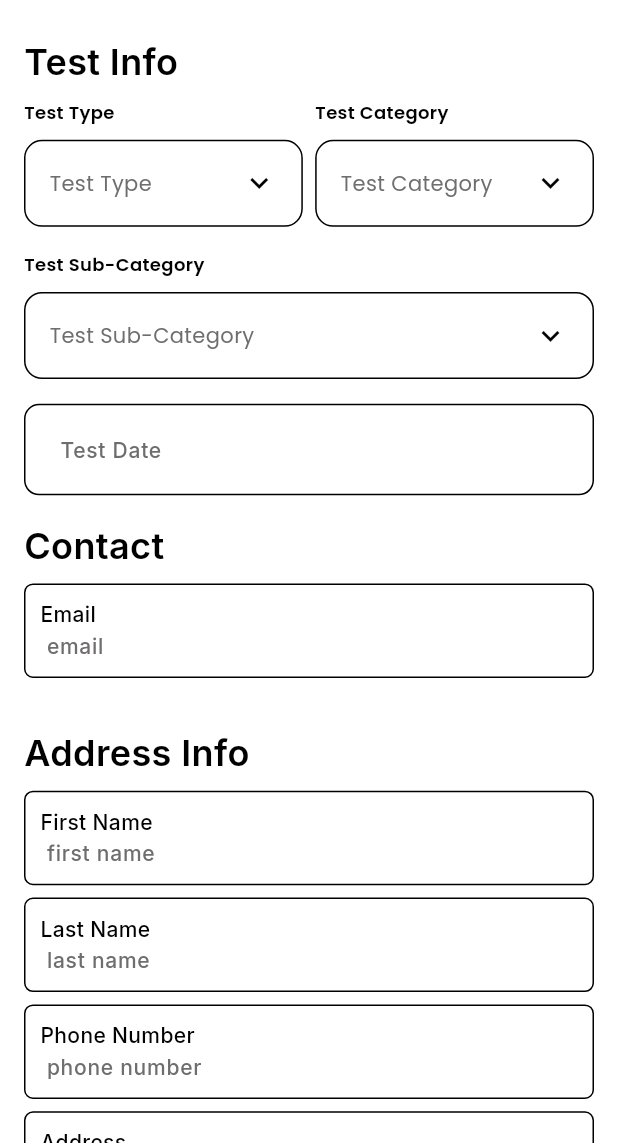
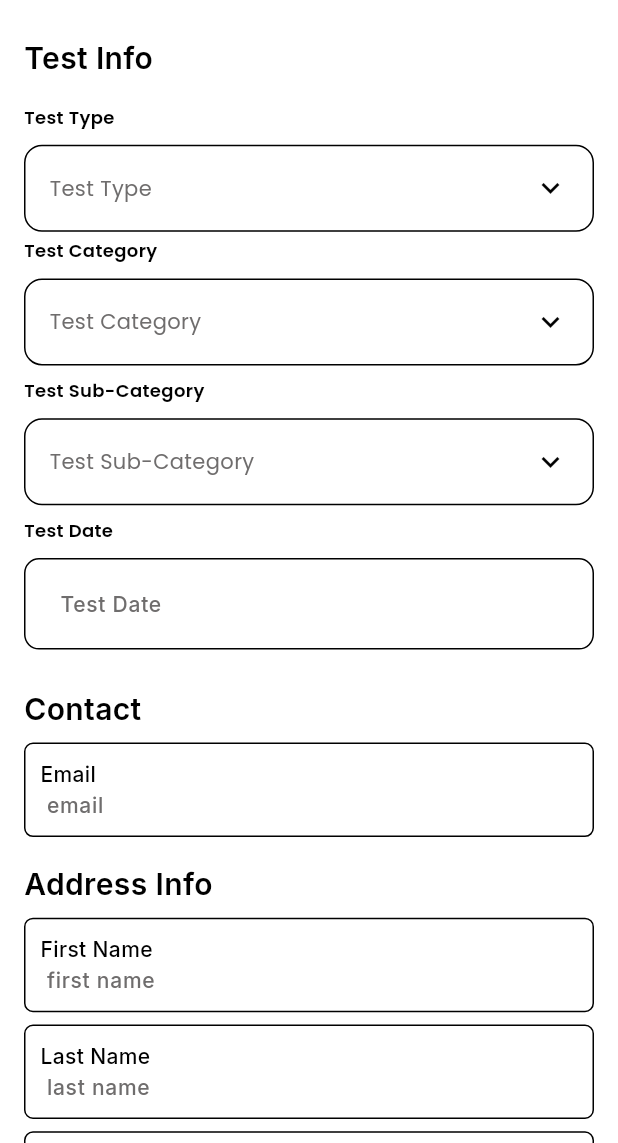
Before and after one commit to Rehman-Amjad/health_elv, a Flutter app: the OrderNewTestView screen opened by its route, on a phone screen of 412 x 824 dp, the part 93-1236 px from its top. Run offline on Flutter 3.47's test engine with Material 3 defaults, Android fonts, the phone set to English and light mode, and no system bars; drawn by our look-alikes of animated_custom_dropdown; our stand-ins replace cached_network_image, cloud_firestore, firebase_auth, firebase_core, fl_chart, flutter_datetime_picker_bdaya and 10 more; missing offline and left inert: dart:ffi, gif_view, gradient_slider; accounts and stored records are empty.

Commit message:
Order Blood test is Implemented from App Side

```diff
--- a/lib/core/models/order_blood_test.dart
+++ b/lib/core/models/order_blood_test.dart
@@ -5,6 +5,7 @@ class OrderBloodTest {
   final String? testType;
   final String? testCategory;
   final String? testSubCategory;
+  final String? testDate;
   Map<String, dynamic>? shippingAddress;
 
   OrderBloodTest({
@@ -14,6 +15,7 @@ class OrderBloodTest {
     this.testType,
     this.testCategory,
     this.testSubCategory,
+    this.testDate,
     this.shippingAddress,
   });
 
@@ -26,6 +28,7 @@ class OrderBloodTest {
       testType: json['testType'] as String?,
       testCategory: json['testCategory'] as String?,
       testSubCategory: json['testSubCategory'] as String?,
+      testDate: json['testDate'] as String?,
       shippingAddress: json['shippingAddress'] as Map<String, dynamic>?,
     );
   }
@@ -39,6 +42,7 @@ class OrderBloodTest {
       'testType': testType,
       'testCategory': testCategory,
       'testSubCategory': testSubCategory,
+      'testDate': testDate,
       'shippingAddress': shippingAddress,
     };
   }
--- a/lib/screens/order_new_test/order_new_test_controller.dart
+++ b/lib/screens/order_new_test/order_new_test_controller.dart
@@ -6,7 +6,7 @@ import 'package:health_elev8_app/path_file.dart';
 class OrderNewTestController extends BaseController {
   var formKey = GlobalKey<FormState>();
 
-  RxBool isLoading=false.obs;
+  RxBool isLoading = false.obs;
 
   final firebaseAuth = FirebaseAuth.instance;
   final firestoreService = FireStoreService();
@@ -32,6 +32,8 @@ class OrderNewTestController extends BaseController {
   final phoneNumberTEC = TextEditingController();
   final addressTEC = TextEditingController();
 
+  Map<String, dynamic> shippingAddress = {};
+
   @override
   void onInit() {
     emailTEC = TextEditingController(text: firebaseAuth.currentUser?.email);
@@ -41,9 +43,9 @@ class OrderNewTestController extends BaseController {
 
   /// All Drop downs
   getTestsTypeDropDown() async {
-    isLoading=true.obs;
+    isLoading = true.obs;
     testTypeList = await firestoreService.getTestTypes();
-    isLoading=false.obs;
+    isLoading = false.obs;
     update();
   }
 
@@ -67,17 +69,21 @@ class OrderNewTestController extends BaseController {
     update();
   }
 
-  saveToDatabase(context) async{
+  saveToDatabase(context) async {
     AppUtils().showLoading(context);
-    OrderBloodTest orderBloodTest = OrderBloodTest();
-    Map<String, dynamic> shippingAddress = {};
-
-    orderBloodTest = OrderBloodTest(
+    shippingAddress = {
+      "firstName": firstNameTEC.text,
+      "lastName": lastNameTEC.text,
+      "phoneNumber": phoneNumberTEC.text,
+      "address": addressTEC.text,
+    };
+    OrderBloodTest orderBloodTest = OrderBloodTest(
       uid: firebaseAuth.currentUser?.uid,
       email: emailTEC.text,
       testType: testType,
       testCategory: testCategory,
       testSubCategory: testSubCategory,
+      testDate: testDateTEC.text,
       shippingAddress: shippingAddress,
     );
 
--- a/lib/screens/order_new_test/order_new_test_view.dart
+++ b/lib/screens/order_new_test/order_new_test_view.dart
@@ -38,19 +38,14 @@ class OrderNewTestView extends GetView<OrderNewTestController> {
                         children: [
                           AppText(
                             text: 'Test Info',
-                            fontSize: 24,
+                            fontSize: 20,
                             fontWeight: FontWeight.w600,
                             color: AppColors.blackColor,
                           ),
                         ],
                       ),
-                      SizedBox(height: 01.h),
-                      Row(
-                        mainAxisAlignment: MainAxisAlignment.start,
-                        children: [
-                          Expanded(
-                            flex: 1,
-                            child: getCustomDropDownTitle(
+                      SizedBox(height: 02.h),
+                      getCustomDropDownTitle(
                         title: 'Test Type',
                         child: CustomDropdown<TestTypeModel>(
                           hintText: 'Test Type',
@@ -66,11 +61,8 @@ class OrderNewTestView extends GetView<OrderNewTestController> {
                           decoration: decoration(),
                         ),
                       ),
-                          ),
-                          SizedBox(width: 02.w),
-                          Expanded(
-                            flex: 1,
-                            child: getCustomDropDownTitle(
+                      SizedBox(height: 01.w),
+                      getCustomDropDownTitle(
                         title: 'Test Category',
                         child: CustomDropdown<TestCategoryModel>(
                           hintText: 'Test Category',
@@ -86,10 +78,7 @@ class OrderNewTestView extends GetView<OrderNewTestController> {
                           decoration: decoration(),
                         ),
                       ),
-                          ),
-                        ],
-                      ),
-                      SizedBox(height: 02.h),
+                      SizedBox(height: 01.h),
                       Row(
                         mainAxisAlignment: MainAxisAlignment.spaceBetween,
                         crossAxisAlignment: CrossAxisAlignment.start,
@@ -111,8 +100,10 @@ class OrderNewTestView extends GetView<OrderNewTestController> {
                           ),
                         ],
                       ),
-                      SizedBox(height: 02.h),
-                      CustomFormField(
+                      SizedBox(height: 01.h),
+                      getCustomDropDownTitle(
+                        title: 'Test Date',
+                        child: CustomFormField(
                           tec: controller.testDateTEC,
                           readOnly: true,
                           hint: 'Test Date',
@@ -145,13 +136,14 @@ class OrderNewTestView extends GetView<OrderNewTestController> {
                             return null;
                           },
                         ),
-                      SizedBox(height: 02.h),
+                      ),
+                      SizedBox(height: 03.h),
                       const Row(
                         mainAxisAlignment: MainAxisAlignment.start,
                         children: [
                           AppText(
                             text: 'Contact',
-                            fontSize: 24,
+                            fontSize: 20,
                             fontWeight: FontWeight.w600,
                             color: AppColors.blackColor,
                           ),
@@ -172,14 +164,14 @@ class OrderNewTestView extends GetView<OrderNewTestController> {
                           return null;
                         },
                       ),
-                      SizedBox(height: 02.h),
-                      SizedBox(height: 02.h),
+                      SizedBox(height: 01.h),
+                      SizedBox(height: 01.h),
                       const Row(
                         mainAxisAlignment: MainAxisAlignment.start,
                         children: [
                           AppText(
                             text: 'Address Info',
-                            fontSize: 24,
+                            fontSize: 20,
                             fontWeight: FontWeight.w600,
                             color: AppColors.blackColor,
                           ),
```
Lines whose indentation alone changed are shown as unchanged.
